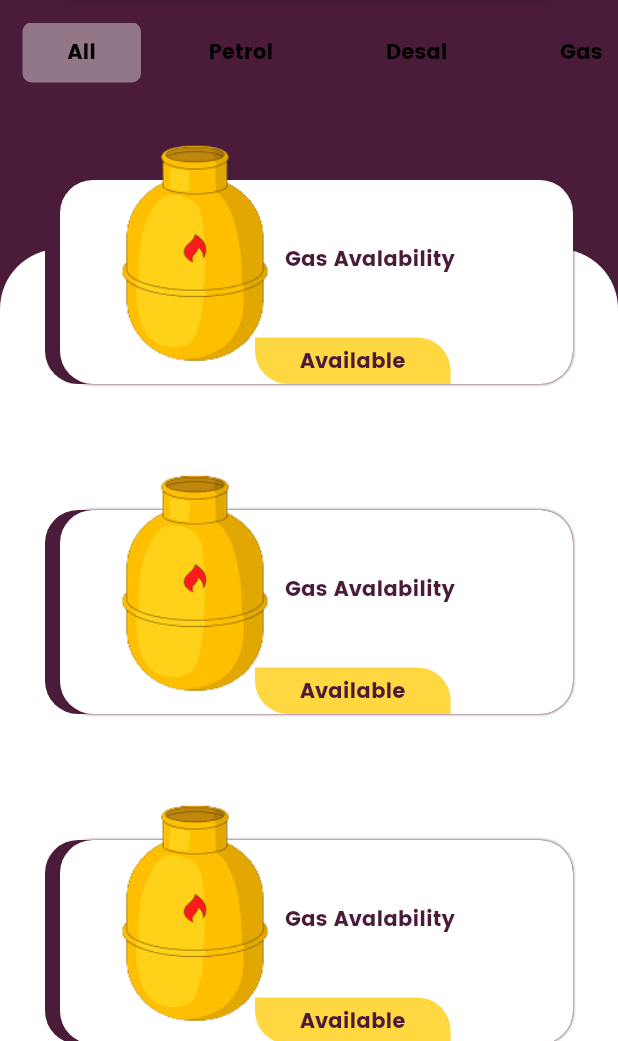
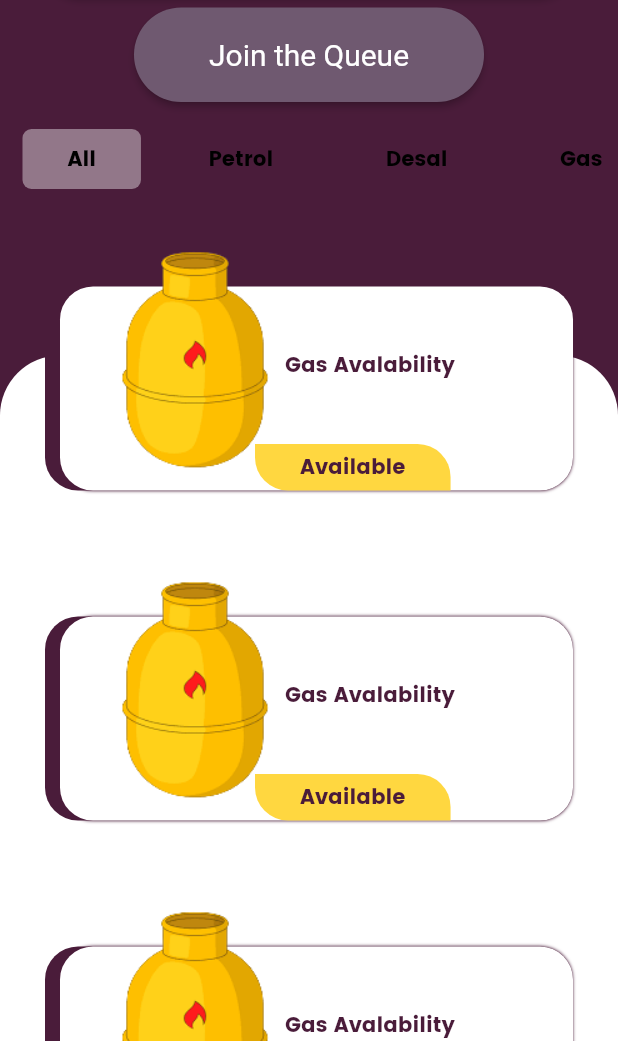
Before and after one commit to Lahiru-Ima/Fuel-App-Front-end, a Flutter app: the Body screen opened by its route, on a phone screen of 412 x 824 dp, the part 195-1236 px from its top. Run offline on Flutter 3.47's test engine with Material 2 defaults, Android fonts, the phone set to English and light mode, and no system bars; our stand-ins replace quickalert, snippet_coder_utils.

Commit message:
add join the queue button

```diff
--- a/lib/DashBoardPage/Body.dart
+++ b/lib/DashBoardPage/Body.dart
@@ -27,6 +27,28 @@ class Body extends StatelessWidget {
               Navigator.pushNamed(context, '/selectNearestShed');
             },
             child: Text("Search Nearest Fuel station  >"),
+            style: ElevatedButton.styleFrom(
+              backgroundColor: kSecondaryColor,
+              // primary: Colors.purple,
+              padding: const EdgeInsets.symmetric(horizontal: 50, vertical: 20),
+              textStyle: const TextStyle(
+                fontSize: 20,
+                //fontWeight: FontWeight.bold
+              ),
+              shape: RoundedRectangleBorder(
+                borderRadius: BorderRadius.circular(40.0),
+              ),
+            ),
+          ),
+          SizedBox(
+            height: 8,
+          ),
+          ElevatedButton(
+            // style: ButtonStyle(backgroundColor: Colors.amber),
+            onPressed: () {
+              Navigator.pushNamed(context, '/selectNearestShed');
+            },
+            child: Text("Join the Queue"),
             style: ElevatedButton.styleFrom(
               backgroundColor: kSecondaryColor,
               // primary: Colors.purple,
```
